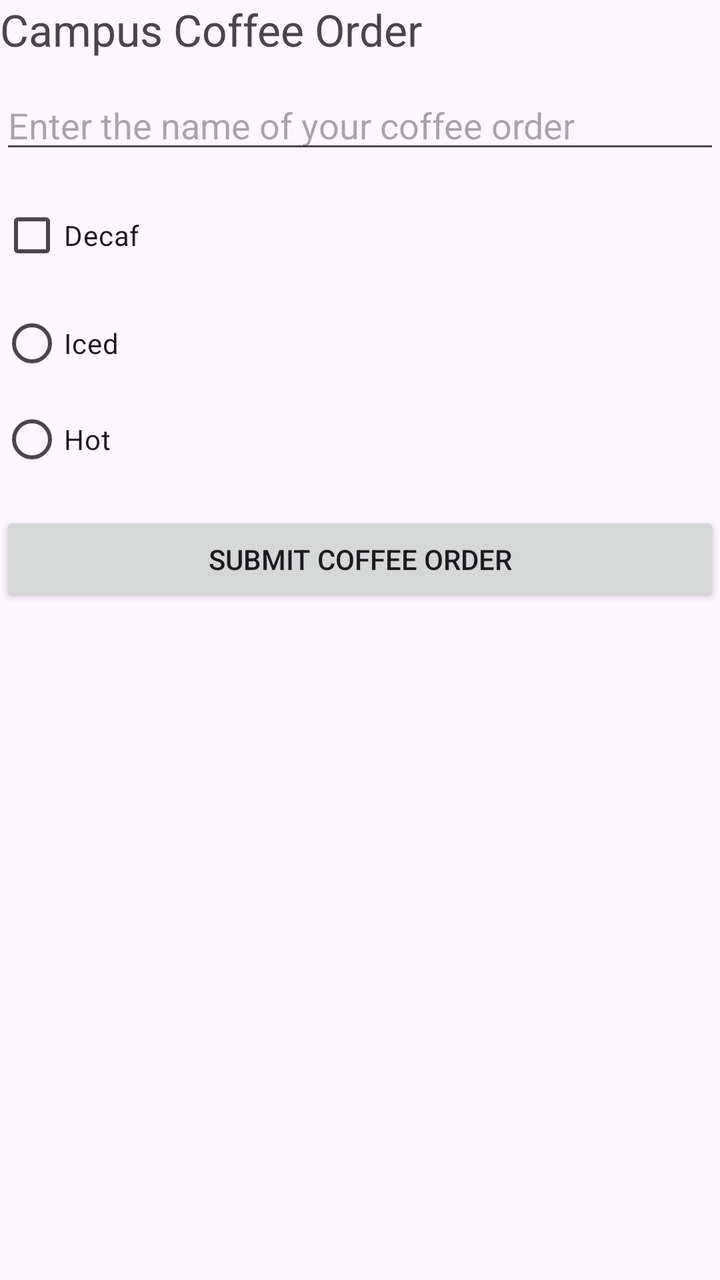
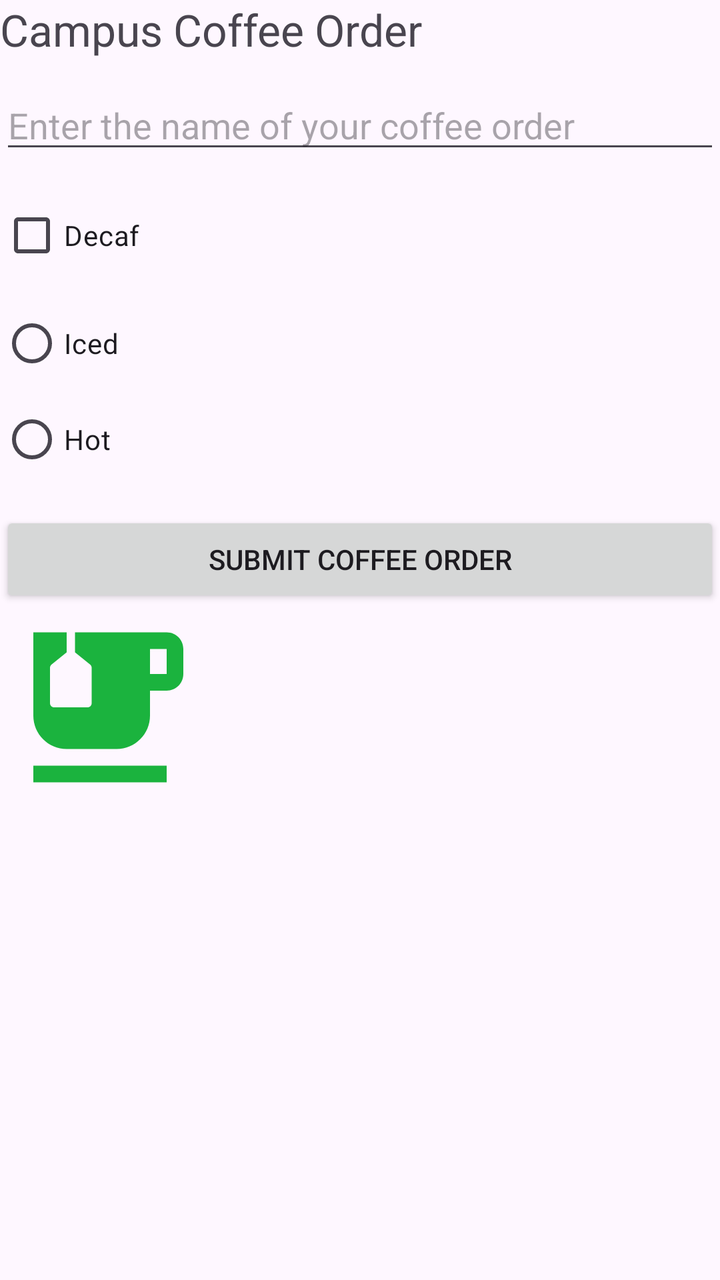

Compare the two renders of this Android layout. The source of the first and the diff that turns it into the second are given below.
<!-- AndroidManifest.xml: application theme Theme.CampusCoffeeOrder -->
<!-- res/layout/activity_main.xml -->
<?xml version="1.0" encoding="utf-8"?>
<RelativeLayout xmlns:android="http://schemas.android.com/apk/res/android"
    xmlns:app="http://schemas.android.com/apk/res-auto"
    xmlns:tools="http://schemas.android.com/tools"
    android:id="@+id/main"
    android:layout_width="match_parent"
    android:layout_height="match_parent"
    android:orientation="horizontal"
    tools:context=".MainActivity">


    <TextView
        android:id="@+id/mainTitleTextView"
        android:layout_width="match_parent"
        android:layout_height="match_parent"
        android:paddingBottom="12dp"
        android:text="Campus Coffee Order"
        android:textSize="22sp" />

    <EditText
        android:id="@+id/mainCoffeeEditText"
        android:layout_width="match_parent"
        android:layout_height="wrap_content"
        android:layout_below="@+id/mainTitleTextView"
        android:layout_marginTop="-600dp"
        android:hint="Enter the name of your coffee order" />

    <CheckBox
        android:id="@+id/mainCheckBox"
        android:layout_width="wrap_content"
        android:layout_height="wrap_content"
        android:text="Decaf"
        android:layout_below="@id/mainCoffeeEditText"
        android:layout_marginTop="12dp"
        />
    <RadioGroup
        android:id="@+id/mainRadioGroup"
        android:layout_width="match_parent"
        android:layout_height="wrap_content"
        android:layout_below="@+id/mainCheckBox"
        android:layout_marginTop="6dp">

        <RadioButton
            android:id="@+id/radioOne"
            android:layout_width="wrap_content"
            android:layout_height="wrap_content"
            android:text="Iced" />

        <RadioButton
            android:id="@+id/radioTwo"
            android:layout_width="wrap_content"
            android:layout_height="wrap_content"
            android:text="Hot" />

    </RadioGroup>

    <Button
        android:id="@+id/mainSubmitButton"
        android:layout_width="match_parent"
        android:layout_height="wrap_content"
        android:layout_below="@id/mainRadioGroup"
        android:text="Submit Coffee Order"
        android:layout_marginTop="12dp"

        />



</RelativeLayout>
<!-- resources referenced by this layout -->
<resources>
  <style name="Theme.CampusCoffeeOrder" parent="Base.Theme.CampusCoffeeOrder" />
  <style name="Base.Theme.CampusCoffeeOrder" parent="Theme.Material3.DayNight.NoActionBar">
          
          
      </style>
</resources>

<!-- the commit's change to res/layout/activity_main.xml (unified diff, before → after) -->
@@ -7,6 +7,7 @@
     android:layout_height="match_parent"
     android:orientation="horizontal"
     tools:context=".MainActivity">
+
 
 
     <TextView
@@ -64,6 +65,15 @@
 
         />
 
+    <ImageView
+        android:id="@+id/coffeeLogo"
+        android:layout_width="100dp"
+        android:layout_height="100dp"
+        android:src="@drawable/baseline_emoji_food_beverage_24"
+        android:contentDescription="Coffee Logo"
+        android:layout_below="@id/mainSubmitButton"
+        />
+
 
 
 </RelativeLayout>
<!-- resource entries referenced after the edit -->
@@ -1,5 +1,13 @@
 <!-- resources referenced by this layout -->
 <resources>
+  <!-- drawable baseline_emoji_food_beverage_24 (drawable) -->
+  <vector xmlns:android="http://schemas.android.com/apk/res/android" android:height="24dp" android:tint="#1BB33E" android:viewportHeight="24" android:viewportWidth="24" android:width="24dp">
+        
+      <path android:fillColor="@android:color/white" android:pathData="M20,3H9v2.4l1.81,1.45C10.93,6.94 11,7.09 11,7.24v4.26c0,0.28 -0.22,0.5 -0.5,0.5h-4C6.22,12 6,11.78 6,11.5V7.24c0,-0.15 0.07,-0.3 0.19,-0.39L8,5.4V3H4v10c0,2.21 1.79,4 4,4h6c2.21,0 4,-1.79 4,-4v-3h2c1.11,0 2,-0.9 2,-2V5C22,3.89 21.11,3 20,3zM20,8h-2V5h2V8z"/>
+        
+      <path android:fillColor="@android:color/white" android:pathData="M4,19h16v2h-16z"/>
+      
+  </vector>
   <style name="Theme.CampusCoffeeOrder" parent="Base.Theme.CampusCoffeeOrder" />
   <style name="Base.Theme.CampusCoffeeOrder" parent="Theme.Material3.DayNight.NoActionBar">
           
